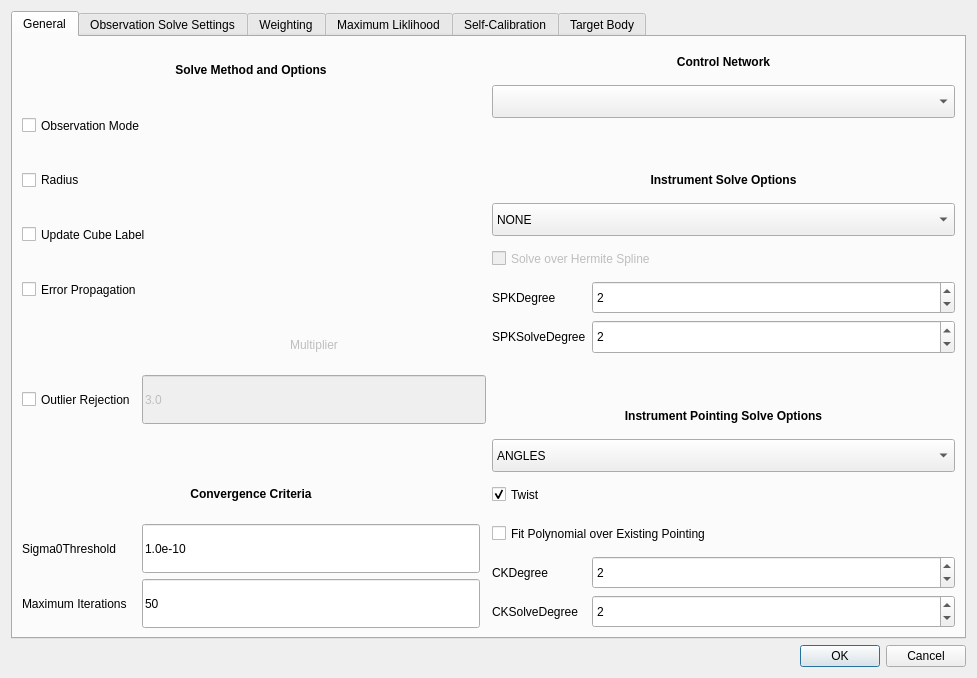
Before: the Qt Designer form isis/src/qisis/objs/JigsawSetupDialog/JigsawSetupDialog.ui in DOI-USGS/ISIS3, drawn with Qt 5.
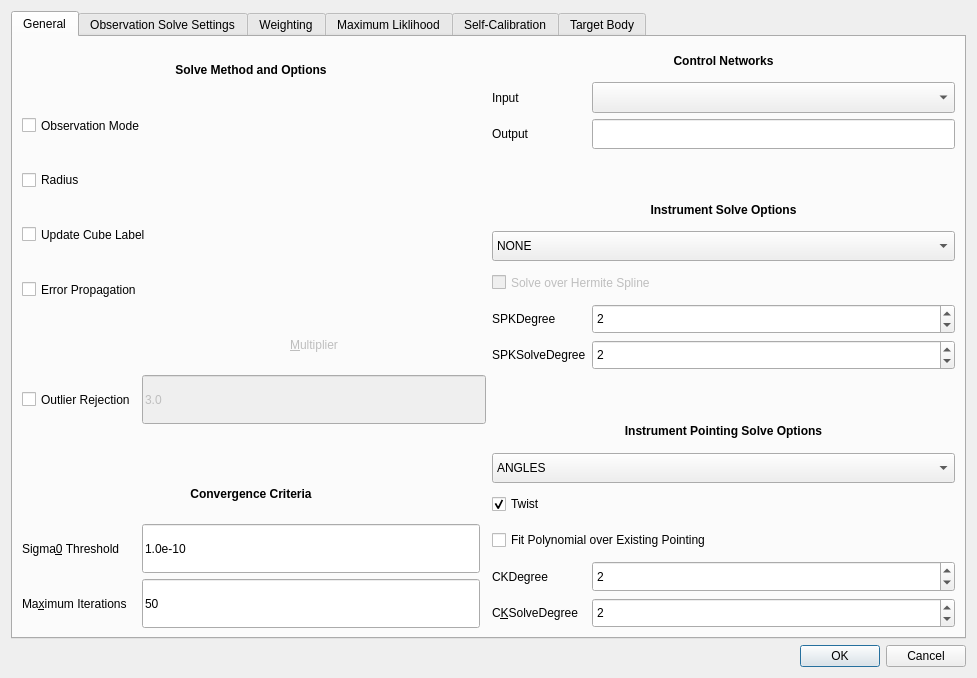
After: the same form once the commit is applied. The open tabs and pages were chosen to show the change. Icons and pictures are not drawn.

Commit message: PROG: added QLineEdit allowing user to enter output control network filename

Diff of the .ui file:
```diff
--- a/isis/src/qisis/objs/JigsawSetupDialog/JigsawSetupDialog.ui
+++ b/isis/src/qisis/objs/JigsawSetupDialog/JigsawSetupDialog.ui
@@ -94,8 +94,13 @@
                  <property name="enabled">
                   <bool>false</bool>
                  </property>
+                 <property name="font">
+                  <font>
+                   <italic>false</italic>
+                  </font>
+                 </property>
                  <property name="text">
-                  <string>Multiplier</string>
+                  <string>&amp;Multiplier</string>
                  </property>
                  <property name="alignment">
                   <set>Qt::AlignCenter</set>
@@ -172,7 +177,7 @@
                <item row="11" column="0">
                 <widget class="QLabel" name="sigma0ThresholdLabel">
                  <property name="text">
-                  <string>Sigma0Threshold</string>
+                  <string>Sigma&amp;0 Threshold</string>
                  </property>
                  <property name="buddy">
                   <cstring>sigma0ThresholdLineEdit</cstring>
@@ -182,7 +187,7 @@
                <item row="12" column="0">
                 <widget class="QLabel" name="maximumIterationsLabel">
                  <property name="text">
-                  <string>Maximum Iterations</string>
+                  <string>Ma&amp;ximum Iterations</string>
                  </property>
                  <property name="buddy">
                   <cstring>maximumIterationsLineEdit</cstring>
@@ -264,80 +269,7 @@
              </item>
              <item>
               <layout class="QGridLayout" name="controlNetPositionAndPointingOptionsGridLayout">
-               <item row="12" column="0" colspan="2">
-                <widget class="QCheckBox" name="fitOverPointingCheckBox">
-                 <property name="sizePolicy">
-                  <sizepolicy hsizetype="MinimumExpanding" vsizetype="Preferred">
-                   <horstretch>0</horstretch>
-                   <verstretch>0</verstretch>
-                  </sizepolicy>
-                 </property>
-                 <property name="minimumSize">
-                  <size>
-                   <width>269</width>
-                   <height>0</height>
-                  </size>
-                 </property>
-                 <property name="text">
-                  <string>Fit Polynomial over Existing Pointing</string>
-                 </property>
-                </widget>
-               </item>
-               <item row="6" column="0">
-                <widget class="QLabel" name="spkDegreeLabel">
-                 <property name="enabled">
-                  <bool>true</bool>
-                 </property>
-                 <property name="text">
-                  <string>SPKDegree</string>
-                 </property>
-                 <property name="buddy">
-                  <cstring>spkDegreeSpinBox</cstring>
-                 </property>
-                </widget>
-               </item>
-               <item row="9" column="0" colspan="2">
-                <widget class="QLabel" name="pointingSolveOptionsLabel">
-                 <property name="sizePolicy">
-                  <sizepolicy hsizetype="MinimumExpanding" vsizetype="Preferred">
-                   <horstretch>0</horstretch>
-                   <verstretch>0</verstretch>
-                  </sizepolicy>
-                 </property>
-                 <property name="minimumSize">
-                  <size>
-                   <width>269</width>
-                   <height>0</height>
-                  </size>
-                 </property>
-                 <property name="text">
-                  <string>&lt;html&gt;&lt;head/&gt;&lt;body&gt;&lt;p&gt;&lt;span style=&quot; font-weight:600;&quot;&gt;Instrument Pointing Solve Options&lt;/span&gt;&lt;/p&gt;&lt;/body&gt;&lt;/html&gt;</string>
-                 </property>
-                 <property name="scaledContents">
-                  <bool>false</bool>
-                 </property>
-                 <property name="alignment">
-                  <set>Qt::AlignCenter</set>
-                 </property>
-                </widget>
-               </item>
-               <item row="5" column="0" colspan="2">
-                <widget class="QCheckBox" name="hermiteSplineCheckBox">
-                 <property name="enabled">
-                  <bool>false</bool>
-                 </property>
-                 <property name="sizePolicy">
-                  <sizepolicy hsizetype="Preferred" vsizetype="Preferred">
-                   <horstretch>0</horstretch>
-                   <verstretch>0</verstretch>
-                  </sizepolicy>
-                 </property>
-                 <property name="text">
-                  <string>Solve over Hermite Spline</string>
-                 </property>
-                </widget>
-               </item>
-               <item row="7" column="0">
+               <item row="10" column="0">
                 <widget class="QLabel" name="spkSolveDegreeLabel">
                  <property name="enabled">
                   <bool>true</bool>
@@ -350,7 +282,7 @@
                  </property>
                 </widget>
                </item>
-               <item row="6" column="1">
+               <item row="9" column="1">
                 <widget class="QSpinBox" name="spkDegreeSpinBox">
                  <property name="enabled">
                   <bool>true</bool>
@@ -370,87 +302,22 @@
                 </widget>
                </item>
                <item row="8" column="0" colspan="2">
-                <spacer name="spkToCkOptionsverticalSpacer">
-                 <property name="orientation">
-                  <enum>Qt::Vertical</enum>
-                 </property>
-                 <property name="sizeType">
-                  <enum>QSizePolicy::Preferred</enum>
-                 </property>
-                 <property name="sizeHint" stdset="0">
-                  <size>
-                   <width>20</width>
-                   <height>40</height>
-                  </size>
-                 </property>
-                </spacer>
-               </item>
-               <item row="1" column="0" colspan="2">
-                <widget class="QComboBox" name="controlNetworkComboBox">
-                 <property name="sizePolicy">
-                  <sizepolicy hsizetype="Expanding" vsizetype="Preferred">
-                   <horstretch>0</horstretch>
-                   <verstretch>0</verstretch>
-                  </sizepolicy>
-                 </property>
-                </widget>
-               </item>
-               <item row="3" column="0" colspan="2">
-                <widget class="QLabel" name="positionSolveOptionsLabel">
-                 <property name="text">
-                  <string>&lt;html&gt;&lt;head/&gt;&lt;body&gt;&lt;p&gt;&lt;span style=&quot; font-weight:600;&quot;&gt;Instrument Solve Options&lt;/span&gt;&lt;/p&gt;&lt;/body&gt;&lt;/html&gt;</string>
-                 </property>
-                 <property name="scaledContents">
+                <widget class="QCheckBox" name="hermiteSplineCheckBox">
+                 <property name="enabled">
                   <bool>false</bool>
                  </property>
-                 <property name="alignment">
-                  <set>Qt::AlignCenter</set>
-                 </property>
-                </widget>
-               </item>
-               <item row="0" column="0" colspan="2">
-                <widget class="QLabel" name="controlNetworkLabel">
-                 <property name="text">
-                  <string>&lt;html&gt;&lt;head/&gt;&lt;body&gt;&lt;p&gt;&lt;span style=&quot; font-weight:600;&quot;&gt;Control Network&lt;/span&gt;&lt;/p&gt;&lt;/body&gt;&lt;/html&gt;</string>
-                 </property>
-                 <property name="alignment">
-                  <set>Qt::AlignCenter</set>
-                 </property>
-                </widget>
-               </item>
-               <item row="14" column="1">
-                <widget class="QSpinBox" name="ckSolveDegreeSpinBox">
-                 <property name="enabled">
-                  <bool>true</bool>
-                 </property>
                  <property name="sizePolicy">
-                  <sizepolicy hsizetype="Expanding" vsizetype="Preferred">
+                  <sizepolicy hsizetype="Preferred" vsizetype="Preferred">
                    <horstretch>0</horstretch>
                    <verstretch>0</verstretch>
                   </sizepolicy>
                  </property>
-                 <property name="minimum">
-                  <number>1</number>
-                 </property>
-                 <property name="value">
-                  <number>2</number>
-                 </property>
-                </widget>
-               </item>
-               <item row="13" column="0">
-                <widget class="QLabel" name="ckDegreeLabel">
-                 <property name="enabled">
-                  <bool>true</bool>
-                 </property>
                  <property name="text">
-                  <string>CKDegree</string>
-                 </property>
-                 <property name="buddy">
-                  <cstring>ckDegreeSpinBox</cstring>
+                  <string>Solve over Hermite Spline</string>
                  </property>
                 </widget>
                </item>
-               <item row="2" column="0" colspan="2">
+               <item row="5" column="0" colspan="2">
                 <spacer name="controlNetworkToSpkOptionsVerticalSpacer">
                  <property name="orientation">
                   <enum>Qt::Vertical</enum>
@@ -466,96 +333,36 @@
                  </property>
                 </spacer>
                </item>
-               <item row="7" column="1">
-                <widget class="QSpinBox" name="spkSolveDegreeSpinBox">
-                 <property name="enabled">
-                  <bool>true</bool>
-                 </property>
+               <item row="15" column="0" colspan="2">
+                <widget class="QCheckBox" name="fitOverPointingCheckBox">
                  <property name="sizePolicy">
-                  <sizepolicy hsizetype="Expanding" vsizetype="Preferred">
+                  <sizepolicy hsizetype="MinimumExpanding" vsizetype="Preferred">
                    <horstretch>0</horstretch>
                    <verstretch>0</verstretch>
                   </sizepolicy>
                  </property>
-                 <property name="minimum">
-                  <number>1</number>
+                 <property name="minimumSize">
+                  <size>
+                   <width>269</width>
+                   <height>0</height>
+                  </size>
                  </property>
-                 <property name="value">
-                  <number>2</number>
+                 <property name="text">
+                  <string>Fit Polynomial over Existing Pointing</string>
                  </property>
                 </widget>
                </item>
-               <item row="14" column="0">
-                <widget class="QLabel" name="ckSolveDegreeLabel">
-                 <property name="enabled">
-                  <bool>true</bool>
-                 </property>
+               <item row="3" column="0">
+                <widget class="QLabel" name="outputControlNet_2">
                  <property name="text">
-                  <string>CKSolveDegree</string>
+                  <string>Output</string>
                  </property>
                  <property name="buddy">
                   <cstring>ckSolveDegreeSpinBox</cstring>
                  </property>
                 </widget>
                </item>
-               <item row="13" column="1">
-                <widget class="QSpinBox" name="ckDegreeSpinBox">
-                 <property name="enabled">
-                  <bool>true</bool>
-                 </property>
-                 <property name="sizePolicy">
-                  <sizepolicy hsizetype="Expanding" vsizetype="Preferred">
-                   <horstretch>0</horstretch>
-                   <verstretch>0</verstretch>
-                  </sizepolicy>
-                 </property>
-                 <property name="minimum">
-                  <number>1</number>
-                 </property>
-                 <property name="value">
-                  <number>2</number>
-                 </property>
-                </widget>
-               </item>
-               <item row="4" column="0" colspan="2">
-                <widget class="QComboBox" name="positionComboBox">
-                 <property name="sizePolicy">
-                  <sizepolicy hsizetype="Expanding" vsizetype="Preferred">
-                   <horstretch>0</horstretch>
-                   <verstretch>0</verstretch>
-                  </sizepolicy>
-                 </property>
-                 <property name="toolTip">
-                  <string>&lt;html&gt;&lt;head/&gt;&lt;body&gt;&lt;p&gt;Instrument Solve Options&lt;/p&gt;&lt;/body&gt;&lt;/html&gt;</string>
-                 </property>
-                 <item>
-                  <property name="text">
-                   <string>NONE</string>
-                  </property>
-                 </item>
-                 <item>
-                  <property name="text">
-                   <string>POSITIONS</string>
-                  </property>
-                 </item>
-                 <item>
-                  <property name="text">
-                   <string>VELOCITIES</string>
-                  </property>
-                 </item>
-                 <item>
-                  <property name="text">
-                   <string>ACCELERATIONS</string>
-                  </property>
-                 </item>
-                 <item>
-                  <property name="text">
-                   <string>ALL</string>
-                  </property>
-                 </item>
-                </widget>
-               </item>
-               <item row="10" column="0" colspan="2">
+               <item row="13" column="0" colspan="2">
                 <widget class="QComboBox" name="pointingComboBox">
                  <property name="sizePolicy">
                   <sizepolicy hsizetype="Expanding" vsizetype="Preferred">
@@ -599,7 +406,143 @@
                  </item>
                 </widget>
                </item>
+               <item row="9" column="0">
+                <widget class="QLabel" name="spkDegreeLabel">
+                 <property name="enabled">
+                  <bool>true</bool>
+                 </property>
+                 <property name="text">
+                  <string>SPKDegree</string>
+                 </property>
+                 <property name="buddy">
+                  <cstring>spkDegreeSpinBox</cstring>
+                 </property>
+                </widget>
+               </item>
+               <item row="3" column="1">
+                <widget class="QLineEdit" name="outputControlNet">
+                 <property name="sizePolicy">
+                  <sizepolicy hsizetype="Expanding" vsizetype="Preferred">
+                   <horstretch>0</horstretch>
+                   <verstretch>0</verstretch>
+                  </sizepolicy>
+                 </property>
+                </widget>
+               </item>
+               <item row="1" column="0">
+                <widget class="QLabel" name="inputControlNet">
+                 <property name="text">
+                  <string>Input</string>
+                 </property>
+                 <property name="alignment">
+                  <set>Qt::AlignLeading|Qt::AlignLeft|Qt::AlignVCenter</set>
+                 </property>
+                </widget>
+               </item>
+               <item row="6" column="0" colspan="2">
+                <widget class="QLabel" name="positionSolveOptionsLabel">
+                 <property name="text">
+                  <string>&lt;html&gt;&lt;head/&gt;&lt;body&gt;&lt;p&gt;&lt;span style=&quot; font-weight:600;&quot;&gt;Instrument Solve Options&lt;/span&gt;&lt;/p&gt;&lt;/body&gt;&lt;/html&gt;</string>
+                 </property>
+                 <property name="scaledContents">
+                  <bool>false</bool>
+                 </property>
+                 <property name="alignment">
+                  <set>Qt::AlignCenter</set>
+                 </property>
+                </widget>
+               </item>
+               <item row="7" column="0" colspan="2">
+                <widget class="QComboBox" name="positionComboBox">
+                 <property name="sizePolicy">
+                  <sizepolicy hsizetype="Expanding" vsizetype="Preferred">
+                   <horstretch>0</horstretch>
+                   <verstretch>0</verstretch>
+                  </sizepolicy>
+                 </property>
+                 <property name="toolTip">
+                  <string>&lt;html&gt;&lt;head/&gt;&lt;body&gt;&lt;p&gt;Instrument Solve Options&lt;/p&gt;&lt;/body&gt;&lt;/html&gt;</string>
+                 </property>
+                 <item>
+                  <property name="text">
+                   <string>NONE</string>
+                  </property>
+                 </item>
+                 <item>
+                  <property name="text">
+                   <string>POSITIONS</string>
+                  </property>
+                 </item>
+                 <item>
+                  <property name="text">
+                   <string>VELOCITIES</string>
+                  </property>
+                 </item>
+                 <item>
+                  <property name="text">
+                   <string>ACCELERATIONS</string>
+                  </property>
+                 </item>
+                 <item>
+                  <property name="text">
+                   <string>ALL</string>
+                  </property>
+                 </item>
+                </widget>
+               </item>
+               <item row="0" column="0" colspan="2">
+                <widget class="QLabel" name="controlNetworkHeader">
+                 <property name="text">
+                  <string>&lt;html&gt;&lt;head/&gt;&lt;body&gt;&lt;p&gt;&lt;span style=&quot; font-weight:600;&quot;&gt;Control Networks&lt;/span&gt;&lt;/p&gt;&lt;/body&gt;&lt;/html&gt;</string>
+                 </property>
+                 <property name="alignment">
+                  <set>Qt::AlignCenter</set>
+                 </property>
+                </widget>
+               </item>
                <item row="11" column="0" colspan="2">
+                <spacer name="spkToCkOptionsverticalSpacer">
+                 <property name="orientation">
+                  <enum>Qt::Vertical</enum>
+                 </property>
+                 <property name="sizeType">
+                  <enum>QSizePolicy::Preferred</enum>
+                 </property>
+                 <property name="sizeHint" stdset="0">
+                  <size>
+                   <width>20</width>
+                   <height>40</height>
+                  </size>
+                 </property>
+                </spacer>
+               </item>
+               <item row="17" column="0">
+                <widget class="QLabel" name="ckSolveDegreeLabel">
+                 <property name="enabled">
+                  <bool>true</bool>
+                 </property>
+                 <property name="text">
+                  <string>C&amp;KSolveDegree</string>
+                 </property>
+                 <property name="buddy">
+                  <cstring>ckSolveDegreeSpinBox</cstring>
+                 </property>
+                </widget>
+               </item>
+               <item row="16" column="0">
+                <widget class="QLabel" name="ckDegreeLabel">
+                 <property name="enabled">
+                  <bool>true</bool>
+                 </property>
+                 <property name="text">
+                  <string>CKDegree</string>
+                 </property>
+                 <property name="buddy">
+                  <cstring>ckDegreeSpinBox</cstring>
+                 </property>
+                </widget>
+               </item>
+               <item row="14" column="0" colspan="2">
                 <widget class="QCheckBox" name="twistCheckBox">
                  <property name="sizePolicy">
                   <sizepolicy hsizetype="Preferred" vsizetype="Preferred">
@@ -615,6 +558,98 @@
                  </property>
                 </widget>
                </item>
+               <item row="12" column="0" colspan="2">
+                <widget class="QLabel" name="pointingSolveOptionsLabel">
+                 <property name="sizePolicy">
+                  <sizepolicy hsizetype="MinimumExpanding" vsizetype="Preferred">
+                   <horstretch>0</horstretch>
+                   <verstretch>0</verstretch>
+                  </sizepolicy>
+                 </property>
+                 <property name="minimumSize">
+                  <size>
+                   <width>269</width>
+                   <height>0</height>
+                  </size>
+                 </property>
+                 <property name="text">
+                  <string>&lt;html&gt;&lt;head/&gt;&lt;body&gt;&lt;p&gt;&lt;span style=&quot; font-weight:600;&quot;&gt;Instrument Pointing Solve Options&lt;/span&gt;&lt;/p&gt;&lt;/body&gt;&lt;/html&gt;</string>
+                 </property>
+                 <property name="scaledContents">
+                  <bool>false</bool>
+                 </property>
+                 <property name="alignment">
+                  <set>Qt::AlignCenter</set>
+                 </property>
+                </widget>
+               </item>
+               <item row="16" column="1">
+                <widget class="QSpinBox" name="ckDegreeSpinBox">
+                 <property name="enabled">
+                  <bool>true</bool>
+                 </property>
+                 <property name="sizePolicy">
+                  <sizepolicy hsizetype="Expanding" vsizetype="Preferred">
+                   <horstretch>0</horstretch>
+                   <verstretch>0</verstretch>
+                  </sizepolicy>
+                 </property>
+                 <property name="minimum">
+                  <number>1</number>
+                 </property>
+                 <property name="value">
+                  <number>2</number>
+                 </property>
+                </widget>
+               </item>
+               <item row="10" column="1">
+                <widget class="QSpinBox" name="spkSolveDegreeSpinBox">
+                 <property name="enabled">
+                  <bool>true</bool>
+                 </property>
+                 <property name="sizePolicy">
+                  <sizepolicy hsizetype="Expanding" vsizetype="Preferred">
+                   <horstretch>0</horstretch>
+                   <verstretch>0</verstretch>
+                  </sizepolicy>
+                 </property>
+                 <property name="minimum">
+                  <number>1</number>
+                 </property>
+                 <property name="value">
+                  <number>2</number>
+                 </property>
+                </widget>
+               </item>
+               <item row="17" column="1">
+                <widget class="QSpinBox" name="ckSolveDegreeSpinBox">
+                 <property name="enabled">
+                  <bool>true</bool>
+                 </property>
+                 <property name="sizePolicy">
+                  <sizepolicy hsizetype="Expanding" vsizetype="Preferred">
+                   <horstretch>0</horstretch>
+                   <verstretch>0</verstretch>
+                  </sizepolicy>
+                 </property>
+                 <property name="minimum">
+                  <number>1</number>
+                 </property>
+                 <property name="value">
+                  <number>2</number>
+                 </property>
+                </widget>
+               </item>
+               <item row="1" column="1">
+                <widget class="QComboBox" name="controlNetworkComboBox">
+                 <property name="sizePolicy">
+                  <sizepolicy hsizetype="Expanding" vsizetype="Preferred">
+                   <horstretch>0</horstretch>
+                   <verstretch>0</verstretch>
+                  </sizepolicy>
+                 </property>
+                </widget>
+               </item>
               </layout>
              </item>
             </layout>
```
Left out of the diff: 29 changed lines with no effect on the pictures.
